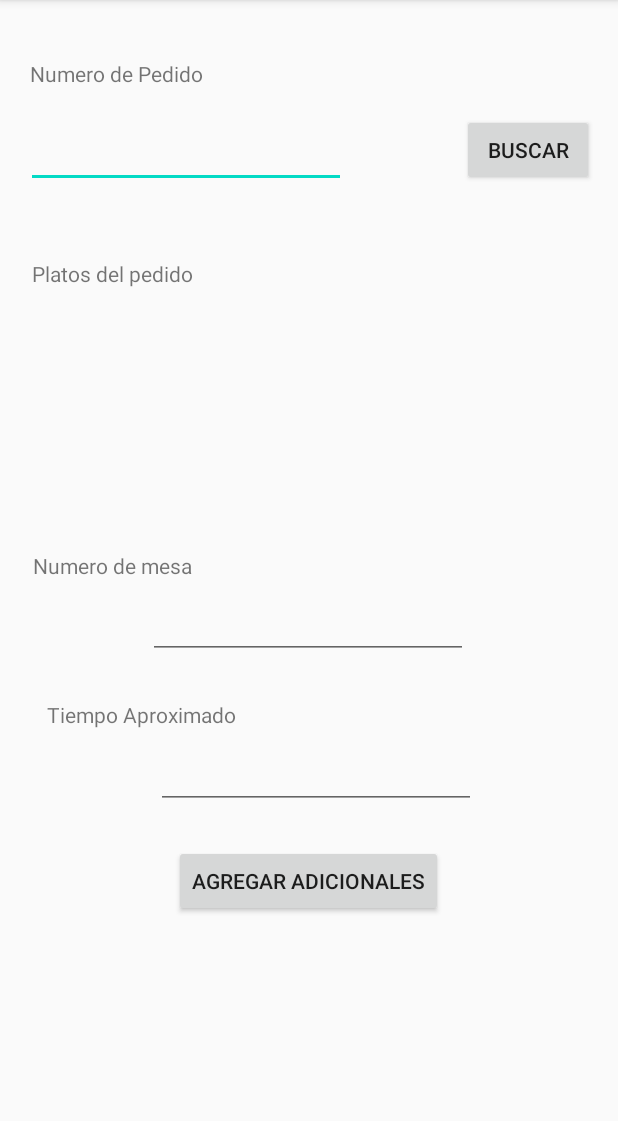
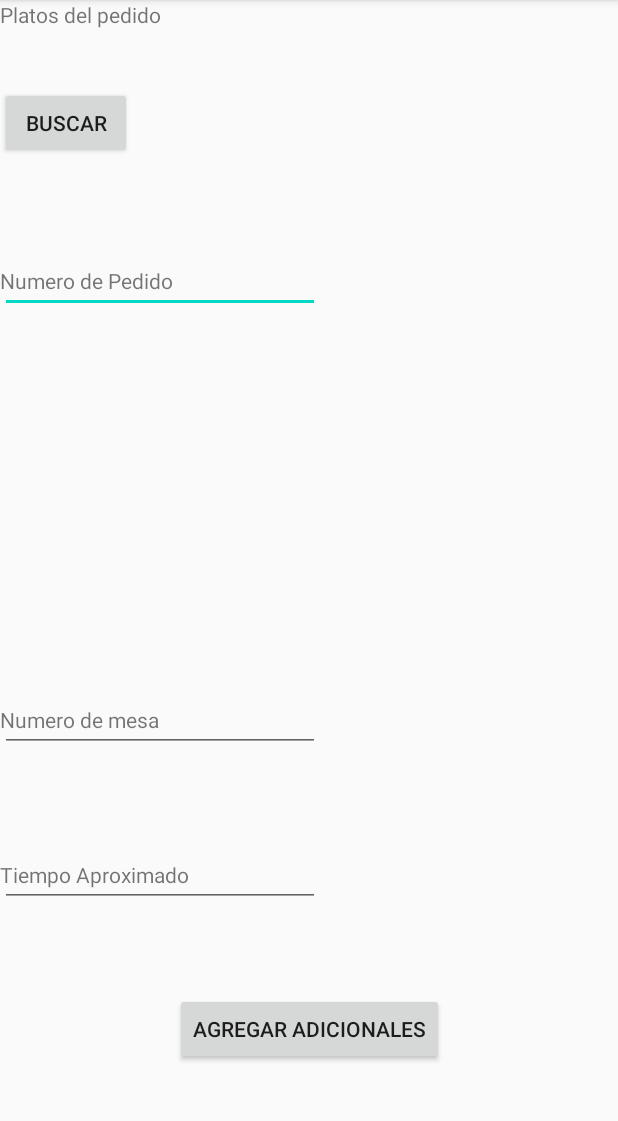
Before and after one commit to davidLM20/appUma, an Android app: the agregarAdicionales screen opened directly, with no data from a screen before it, on a phone screen of 412 x 824 dp, the part 84-1205 px from its top. Run offline under Robolectric (Android 15) with nearby library versions, the phone set to English and light mode, and no system bars.

Commit message:
Subiendo responsive

```diff
--- a/appUma2/app/src/main/res/layout/activity_agregar_adicionales.xml
+++ b/appUma2/app/src/main/res/layout/activity_agregar_adicionales.xml
@@ -10,61 +10,44 @@
         android:id="@+id/textView14"
         android:layout_width="wrap_content"
         android:layout_height="wrap_content"
-        android:layout_marginStart="20dp"
-        android:layout_marginLeft="20dp"
-        android:layout_marginTop="39dp"
         android:text="Numero de Pedido"
-        app:layout_constraintStart_toStartOf="parent"
-        app:layout_constraintTop_toTopOf="parent" />
+        app:layout_constraintBaseline_toBaselineOf="@+id/editTextTextPersonName7"
+        tools:layout_editor_absoluteX="21dp" />
 
     <Button
         android:id="@+id/button9"
         android:layout_width="wrap_content"
         android:layout_height="wrap_content"
-        android:layout_marginTop="76dp"
-        android:layout_marginEnd="16dp"
-        android:layout_marginRight="16dp"
         android:text="Buscar"
-        app:layout_constraintEnd_toEndOf="parent"
-        app:layout_constraintTop_toTopOf="parent" />
+        app:layout_constraintBottom_toTopOf="@+id/editTextTextPersonName7"
+        app:layout_constraintTop_toTopOf="parent"
+        tools:layout_editor_absoluteX="311dp" />
 
     <EditText
         android:id="@+id/editTextTextPersonName7"
         android:layout_width="wrap_content"
         android:layout_height="wrap_content"
-        android:layout_marginTop="21dp"
-        android:layout_marginEnd="77dp"
-        android:layout_marginRight="77dp"
         android:ems="10"
         android:inputType="textPersonName"
-        app:layout_constraintEnd_toStartOf="@+id/button9"
-        app:layout_constraintTop_toBottomOf="@+id/textView14" />
+        app:layout_constraintBottom_toTopOf="@+id/tableLayout4"
+        app:layout_constraintTop_toBottomOf="@+id/button9"
+        tools:layout_editor_absoluteX="185dp" />
 
     <TextView
         android:id="@+id/textView15"
         android:layout_width="wrap_content"
         android:layout_height="wrap_content"
-        android:layout_marginStart="21dp"
-        android:layout_marginLeft="21dp"
-        android:layout_marginTop="47dp"
-        android:layout_marginBottom="11dp"
         android:text="Platos del pedido"
-        app:layout_constraintBottom_toTopOf="@+id/tableLayout4"
-        app:layout_constraintStart_toStartOf="parent"
-        app:layout_constraintTop_toBottomOf="@+id/editTextTextPersonName7" />
+        tools:layout_editor_absoluteX="21dp"
+        tools:layout_editor_absoluteY="171dp" />
 
     <TableLayout
         android:id="@+id/tableLayout4"
         android:layout_width="362dp"
         android:layout_height="132dp"
-        android:layout_marginStart="21dp"
-        android:layout_marginLeft="21dp"
-        android:layout_marginTop="11dp"
-        android:layout_marginEnd="28dp"
-        android:layout_marginRight="28dp"
-        app:layout_constraintEnd_toEndOf="parent"
-        app:layout_constraintStart_toStartOf="parent"
-        app:layout_constraintTop_toBottomOf="@+id/textView15">
+        app:layout_constraintBottom_toTopOf="@+id/editTextTextPersonName8"
+        app:layout_constraintTop_toBottomOf="@+id/editTextTextPersonName7"
+        tools:layout_editor_absoluteX="37dp">
 
         <TableRow
             android:layout_width="match_parent"
@@ -87,72 +70,45 @@
         android:id="@+id/textView16"
         android:layout_width="wrap_content"
         android:layout_height="wrap_content"
-        android:layout_marginStart="21dp"
-        android:layout_marginLeft="21dp"
-        android:layout_marginTop="32dp"
-        android:layout_marginEnd="283dp"
-        android:layout_marginRight="283dp"
-        android:layout_marginBottom="7dp"
         android:text="Numero de mesa"
-        app:layout_constraintBottom_toTopOf="@+id/editTextTextPersonName8"
-        app:layout_constraintEnd_toEndOf="parent"
-        app:layout_constraintStart_toStartOf="parent"
-        app:layout_constraintTop_toBottomOf="@+id/tableLayout4" />
+        app:layout_constraintBaseline_toBaselineOf="@+id/editTextTextPersonName8"
+        tools:layout_editor_absoluteX="23dp" />
 
     <EditText
         android:id="@+id/editTextTextPersonName8"
         android:layout_width="wrap_content"
         android:layout_height="wrap_content"
-        android:layout_marginStart="100dp"
-        android:layout_marginLeft="100dp"
-        android:layout_marginTop="7dp"
-        android:layout_marginEnd="101dp"
-        android:layout_marginRight="101dp"
         android:ems="10"
         android:inputType="textPersonName"
-        app:layout_constraintEnd_toEndOf="parent"
-        app:layout_constraintStart_toStartOf="parent"
-        app:layout_constraintTop_toBottomOf="@+id/textView16" />
+        app:layout_constraintBottom_toTopOf="@+id/editTextTextPersonName9"
+        app:layout_constraintTop_toBottomOf="@+id/tableLayout4"
+        tools:layout_editor_absoluteX="189dp" />
 
     <TextView
         android:id="@+id/textView17"
         android:layout_width="wrap_content"
         android:layout_height="wrap_content"
-        android:layout_marginStart="30dp"
-        android:layout_marginLeft="30dp"
-        android:layout_marginTop="27dp"
-        android:layout_marginEnd="254dp"
-        android:layout_marginRight="254dp"
-        android:layout_marginBottom="8dp"
         android:text="Tiempo Aproximado"
-        app:layout_constraintBottom_toTopOf="@+id/editTextTextPersonName9"
-        app:layout_constraintEnd_toEndOf="parent"
-        app:layout_constraintStart_toStartOf="parent"
-        app:layout_constraintTop_toBottomOf="@+id/editTextTextPersonName8" />
+        app:layout_constraintBaseline_toBaselineOf="@+id/editTextTextPersonName9"
+        tools:layout_editor_absoluteX="23dp" />
 
     <EditText
         android:id="@+id/editTextTextPersonName9"
         android:layout_width="wrap_content"
         android:layout_height="wrap_content"
-        android:layout_marginStart="105dp"
-        android:layout_marginLeft="105dp"
-        android:layout_marginTop="8dp"
-        android:layout_marginEnd="96dp"
-        android:layout_marginRight="96dp"
         android:ems="10"
         android:inputType="textPersonName"
-        app:layout_constraintEnd_toEndOf="parent"
-        app:layout_constraintStart_toStartOf="parent"
-        app:layout_constraintTop_toBottomOf="@+id/textView17" />
+        app:layout_constraintBottom_toTopOf="@+id/btnAgregarAdicionales"
+        app:layout_constraintTop_toBottomOf="@+id/editTextTextPersonName8"
+        tools:layout_editor_absoluteX="185dp" />
 
     <Button
         android:id="@+id/btnAgregarAdicionales"
         android:layout_width="wrap_content"
         android:layout_height="wrap_content"
-        android:layout_marginStart="116dp"
-        android:layout_marginLeft="116dp"
-        android:layout_marginTop="24dp"
         android:text="Agregar adicionales"
+        app:layout_constraintBottom_toBottomOf="parent"
+        app:layout_constraintEnd_toEndOf="parent"
         app:layout_constraintStart_toStartOf="parent"
         app:layout_constraintTop_toBottomOf="@+id/editTextTextPersonName9" />
 </androidx.constraintlayout.widget.ConstraintLayout>
```
Also changed, not shown: appUma2/app/src/main/res/layout/activity_cargar_menu.xml (+5 -3 lines), appUma2/app/src/main/res/layout/activity_crear_pedido.xml (+48 -81 lines), appUma2/app/src/main/res/layout/activity_main.xml (+38 -63 lines), appUma2/app/src/main/res/layout/activity_menu_mesero.xml (+18 -29 lines).
